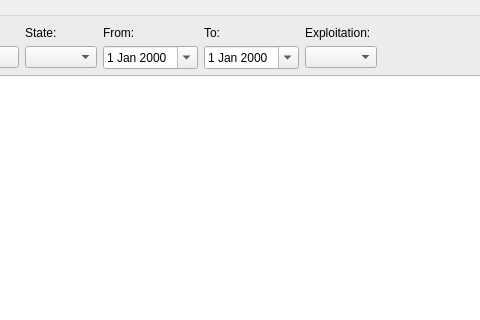
First picture: the form in core/ui/toolbars/om/mincut_manager.ui, repository Giswater/giswater_qgis_plugin, before the edit; both pictures show x 176 to 656 and y 0 to 320 of the 998 by 501 pixel window.
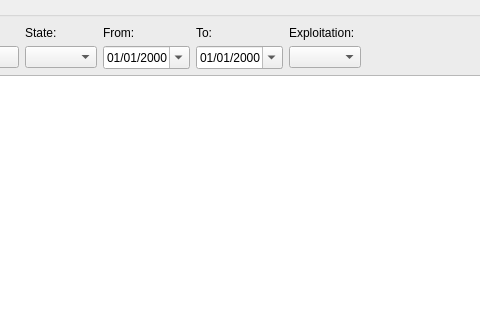
Second picture: the form after the edit.

Commit message: Enhancement: set display format for QDate Widgets

What changed in the file:
```diff
--- a/core/ui/toolbars/om/mincut_manager.ui
+++ b/core/ui/toolbars/om/mincut_manager.ui
@@ -32,6 +32,9 @@
       </item>
       <item row="3" column="3">
        <widget class="QDateEdit" name="date_from">
+        <property name="displayFormat">
+         <string>dd/MM/yyyy</string>
+        </property>
         <property name="calendarPopup">
          <bool>true</bool>
         </property>
@@ -85,6 +88,9 @@
       </item>
       <item row="3" column="4">
        <widget class="QDateEdit" name="date_to">
+        <property name="displayFormat">
+         <string>dd/MM/yyyy</string>
+        </property>
         <property name="calendarPopup">
          <bool>true</bool>
         </property>
```
The commit also changes 7 other files.
